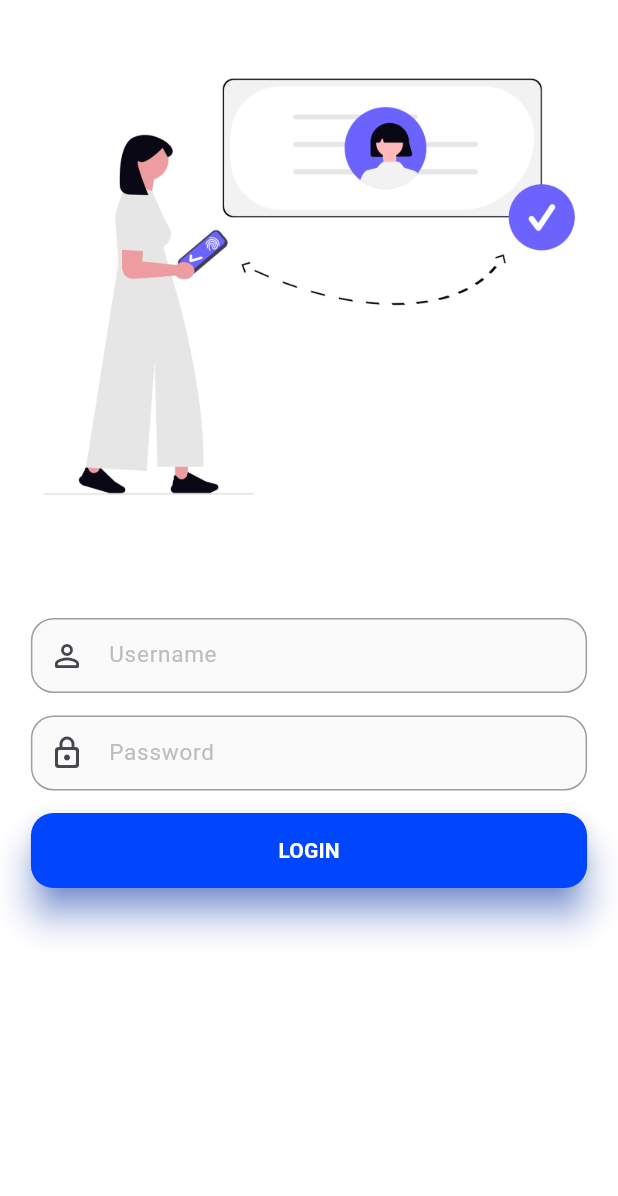
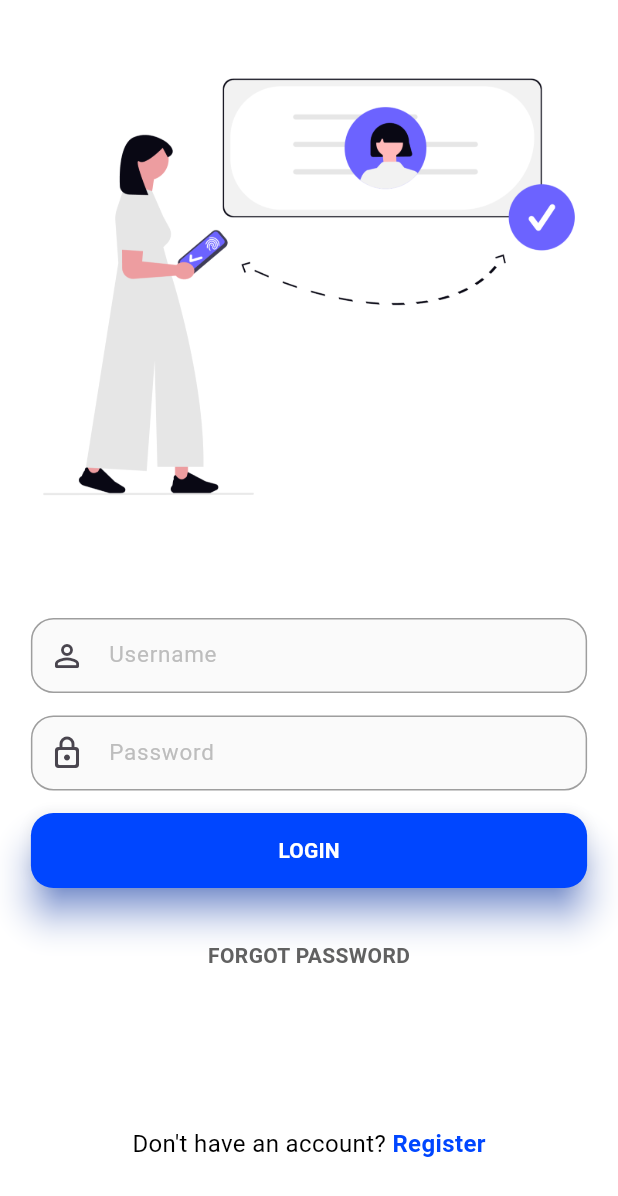
Before and after one commit to XyrelTenz/Budget-Tracker-System, a Flutter app: the screen it shows after launch, after a tap on "Skip", on a phone screen of 412 x 824 dp. Shown: the top 1196 px of the screen. Run offline on Flutter 3.47's test engine with Material 3 defaults, Android fonts, the phone set to English and light mode, and no system bars; our stand-ins replace fl_chart, go_router.

Commit message:
Login UI

```diff
--- a/lib/auth/screen/login_screen.dart
+++ b/lib/auth/screen/login_screen.dart
@@ -1,4 +1,6 @@
 import "package:flutter/material.dart";
+// import 'package:flutter/services.dart';
+import "package:flutter/gestures.dart";
 import 'package:go_router/go_router.dart';
 
 class LoginScreen extends StatefulWidget {
@@ -22,7 +24,7 @@ class _LoginScreenState extends State<LoginScreen> {
       backgroundColor: Colors.white,
       body: SafeArea(
         child: Column(
-          children: [
+          children: <Widget>[
             Expanded(
               child: Container(
                 padding: EdgeInsets.symmetric(vertical: 30),
@@ -141,6 +143,71 @@ class _LoginScreenState extends State<LoginScreen> {
                         ),
                       ),
                     ),
+                    const SizedBox(height: 5),
+                    Text(
+                      "FORGOT PASSWORD",
+                      style: TextStyle(
+                        color: Colors.grey[700],
+                        fontWeight: FontWeight.bold,
+                      ),
+                    ),
+
+                    // Row(
+                    //   children: <Widget>[
+                    //     Expanded(
+                    //       child: Divider(
+                    //         color: Color(0xFF313131),
+                    //         endIndent: 25,
+                    //       ),
+                    //     ),
+                    //     Text("OR"),
+                    //     Expanded(
+                    //       child: Divider(color: Color(0xFF313131), indent: 25),
+                    //     ),
+                    //   ],
+                    // ),
+                    //
+                    // TextButton.icon(
+                    //   label: Text("Google"),
+                    //   onPressed: () {},
+                    //   icon: Icon(Icons.person),
+                    // ),
+                    Expanded(
+                      child: Column(
+                        mainAxisAlignment: MainAxisAlignment.end,
+                        children: <Widget>[
+                          Padding(
+                            padding: EdgeInsets.symmetric(vertical: 50),
+                            child: Row(
+                              mainAxisAlignment: MainAxisAlignment.center,
+                              children: <Widget>[
+                                Text.rich(
+                                  TextSpan(
+                                    text: 'Don\'t have an account? ',
+                                    style: const TextStyle(
+                                      fontSize: 16,
+                                      color: Colors.black,
+                                    ),
+                                    children: <TextSpan>[
+                                      TextSpan(
+                                        text: 'Register',
+                                        style: const TextStyle(
+                                          fontSize: 16,
+                                          color: Color(0xFF0046FF),
+                                          fontWeight: FontWeight.bold,
+                                        ),
+                                        recognizer: TapGestureRecognizer()
+                                          ..onTap = () {},
+                                      ),
+                                    ],
+                                  ),
+                                ),
+                              ],
+                            ),
+                          ),
+                        ],
+                      ),
+                    ),
                   ],
                 ),
               ),
--- a/lib/main.dart
+++ b/lib/main.dart
@@ -7,7 +7,6 @@ void main() {
 
 class MyApp extends StatelessWidget {
   const MyApp({super.key});
-
   @override
   Widget build(BuildContext context) {
     return MaterialApp.router(
```
